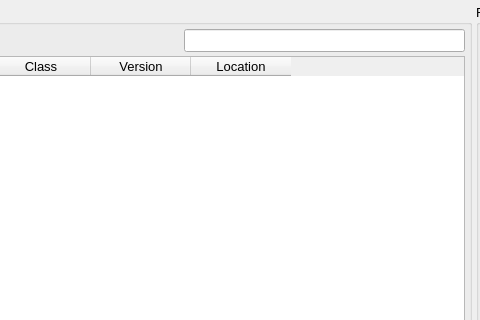
Before: the Qt Designer form src/gui/datamanagerdialog.ui in disorderedmaterials/dissolve, drawn with Qt 5; both pictures show x 121 to 601 and y 0 to 320 of the 871 by 514 pixel window.
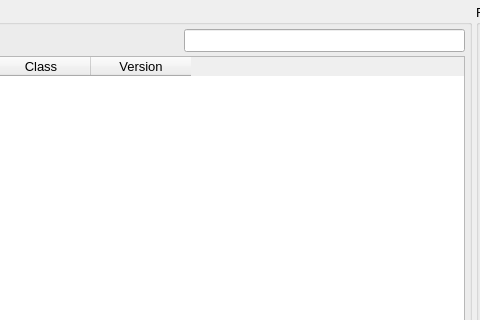
After: the same form once the commit is applied. Icons and pictures are not drawn.

Commit message: Remove location column from data manager dialog.

```diff
--- a/src/gui/datamanagerdialog.ui
+++ b/src/gui/datamanagerdialog.ui
@@ -148,11 +148,6 @@
             <string>Version</string>
            </property>
           </column>
-          <column>
-           <property name="text">
-            <string>Location</string>
-           </property>
-          </column>
          </widget>
         </item>
        </layout>
```
The commit also changes 2 other files.
